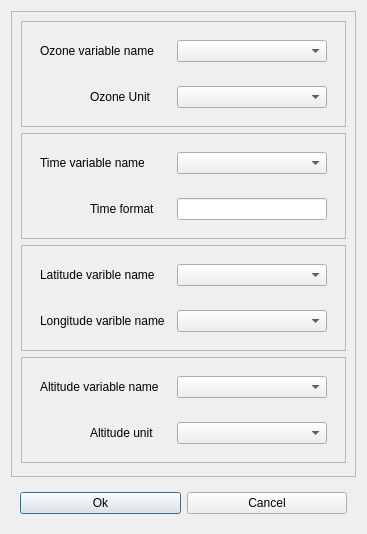
Qt form var_naming.ui (IUPBAuf/IUP-Regression-Model) before a commit.
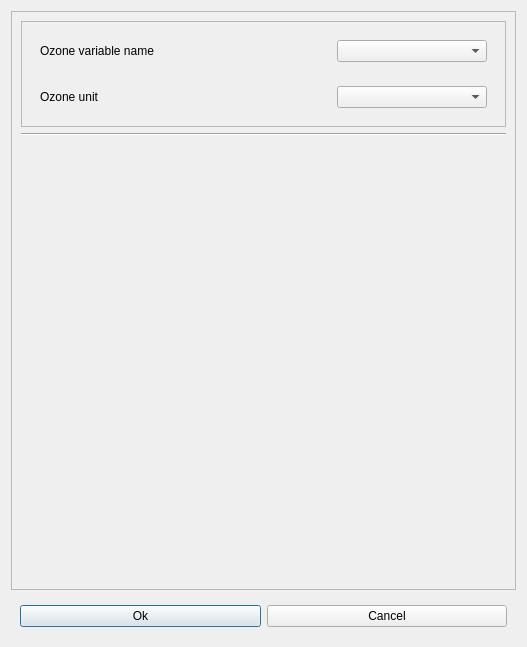
The same form after that commit.

Patch:
```diff
--- a/var_naming.ui
+++ b/var_naming.ui
@@ -6,8 +6,8 @@
    <rect>
     <x>0</x>
     <y>0</y>
-    <width>367</width>
-    <height>534</height>
+    <width>527</width>
+    <height>647</height>
    </rect>
   </property>
   <property name="windowTitle">
@@ -71,26 +71,10 @@
          <item>
           <widget class="QWidget" name="widget_7" native="true">
            <layout class="QHBoxLayout" name="horizontalLayout_7">
-            <item>
-             <spacer name="horizontalSpacer_6">
-              <property name="orientation">
-               <enum>Qt::Horizontal</enum>
-              </property>
-              <property name="sizeType">
-               <enum>QSizePolicy::Fixed</enum>
-              </property>
-              <property name="sizeHint" stdset="0">
-               <size>
-                <width>50</width>
-                <height>20</height>
-               </size>
-              </property>
-             </spacer>
-            </item>
             <item>
              <widget class="QLabel" name="label_10">
               <property name="text">
-               <string>Ozone Unit</string>
+               <string>Ozone unit</string>
               </property>
              </widget>
             </item>
@@ -124,301 +108,27 @@
        </widget>
       </item>
       <item>
-       <widget class="QFrame" name="frame_3">
-        <property name="frameShape">
-         <enum>QFrame::StyledPanel</enum>
+       <widget class="Line" name="line">
+        <property name="orientation">
+         <enum>Qt::Horizontal</enum>
         </property>
-        <property name="frameShadow">
-         <enum>QFrame::Raised</enum>
-        </property>
+       </widget>
+      </item>
+      <item>
+       <widget class="QWidget" name="variable_widget" native="true">
         <layout class="QVBoxLayout" name="verticalLayout_3">
-         <item>
-          <widget class="QWidget" name="widget_2" native="true">
-           <layout class="QHBoxLayout" name="horizontalLayout_2">
-            <item>
-             <widget class="QLabel" name="label">
-              <property name="text">
-               <string>Time variable name</string>
-              </property>
-             </widget>
-            </item>
-            <item>
-             <spacer name="horizontalSpacer">
-              <property name="orientation">
-               <enum>Qt::Horizontal</enum>
-              </property>
-              <property name="sizeType">
-               <enum>QSizePolicy::Expanding</enum>
-              </property>
-              <property name="sizeHint" stdset="0">
-               <size>
-                <width>40</width>
-                <height>20</height>
-               </size>
-              </property>
-             </spacer>
-            </item>
-            <item>
-             <widget class="QComboBox" name="time_var_combo">
-              <property name="minimumSize">
-               <size>
-                <width>150</width>
-                <height>0</height>
-               </size>
-              </property>
-             </widget>
-            </item>
-           </layout>
-          </widget>
-         </item>
-         <item>
-          <widget class="QWidget" name="widget_3" native="true">
-           <layout class="QHBoxLayout" name="horizontalLayout_3">
-            <item>
-             <spacer name="horizontalSpacer_7">
-              <property name="orientation">
-               <enum>Qt::Horizontal</enum>
-              </property>
-              <property name="sizeType">
-               <enum>QSizePolicy::Fixed</enum>
-              </property>
-              <property name="sizeHint" stdset="0">
-               <size>
-                <width>50</width>
-                <height>20</height>
-               </size>
-              </property>
-             </spacer>
-            </item>
-            <item>
-             <widget class="QLabel" name="label_2">
-              <property name="text">
-               <string>Time format</string>
-              </property>
-             </widget>
-            </item>
-            <item>
-             <spacer name="horizontalSpacer_2">
-              <property name="orientation">
-               <enum>Qt::Horizontal</enum>
-              </property>
-              <property name="sizeType">
-               <enum>QSizePolicy::Expanding</enum>
-              </property>
-              <property name="sizeHint" stdset="0">
-               <size>
-                <width>40</width>
-                <height>20</height>
-               </size>
-              </property>
-             </spacer>
-            </item>
-            <item>
-             <widget class="QLineEdit" name="time_var_format">
-              <property name="minimumSize">
-               <size>
-                <width>150</width>
-                <height>0</height>
-               </size>
-              </property>
-             </widget>
-            </item>
-           </layout>
-          </widget>
-         </item>
-        </layout>
-       </widget>
-      </item>
-      <item>
-       <widget class="QFrame" name="frame_4">
-        <property name="frameShape">
-         <enum>QFrame::StyledPanel</enum>
-        </property>
-        <property name="frameShadow">
-         <enum>QFrame::Raised</enum>
-        </property>
-        <layout class="QVBoxLayout" name="verticalLayout_5">
-         <item>
-          <widget class="QWidget" name="widget_4" native="true">
-           <layout class="QHBoxLayout" name="horizontalLayout_4">
-            <item>
-             <widget class="QLabel" name="label_3">
-              <property name="text">
-               <string>Latitude varible name</string>
-              </property>
-             </widget>
-            </item>
-            <item>
-             <spacer name="horizontalSpacer_3">
-              <property name="orientation">
-               <enum>Qt::Horizontal</enum>
-              </property>
-              <property name="sizeType">
-               <enum>QSizePolicy::Expanding</enum>
-              </property>
-              <property name="sizeHint" stdset="0">
-               <size>
-                <width>40</width>
-                <height>20</height>
-               </size>
-              </property>
-             </spacer>
-            </item>
-            <item>
-             <widget class="QComboBox" name="lat_var_combo">
-              <property name="minimumSize">
-               <size>
-                <width>150</width>
-                <height>0</height>
-               </size>
-              </property>
-             </widget>
-            </item>
-           </layout>
-          </widget>
-         </item>
-         <item>
-          <widget class="QWidget" name="widget_5" native="true">
-           <layout class="QHBoxLayout" name="horizontalLayout_5">
-            <item>
-             <widget class="QLabel" name="label_4">
-              <property name="text">
-               <string>Longitude varible name</string>
-              </property>
-             </widget>
-            </item>
-            <item>
-             <spacer name="horizontalSpacer_4">
-              <property name="orientation">
-               <enum>Qt::Horizontal</enum>
-              </property>
-              <property name="sizeType">
-               <enum>QSizePolicy::Expanding</enum>
-              </property>
-              <property name="sizeHint" stdset="0">
-               <size>
-                <width>40</width>
-                <height>20</height>
-               </size>
-              </property>
-             </spacer>
-            </item>
-            <item>
-             <widget class="QComboBox" name="lon_var_combo">
-              <property name="minimumSize">
-               <size>
-                <width>150</width>
-                <height>0</height>
-               </size>
-              </property>
-             </widget>
-            </item>
-           </layout>
-          </widget>
-         </item>
-        </layout>
-       </widget>
-      </item>
-      <item>
-       <widget class="QFrame" name="frame_5">
-        <property name="frameShape">
-         <enum>QFrame::StyledPanel</enum>
-        </property>
-        <property name="frameShadow">
-         <enum>QFrame::Raised</enum>
-        </property>
-        <layout class="QVBoxLayout" name="verticalLayout_6">
-         <item>
-          <widget class="QWidget" name="widget_6" native="true">
-           <layout class="QHBoxLayout" name="horizontalLayout_6">
-            <item>
-             <widget class="QLabel" name="label_5">
-              <property name="text">
-               <string>Altitude variable name</string>
-              </property>
-             </widget>
-            </item>
-            <item>
-             <spacer name="horizontalSpacer_5">
-              <property name="orientation">
-               <enum>Qt::Horizontal</enum>
-              </property>
-              <property name="sizeType">
-               <enum>QSizePolicy::Expanding</enum>
-              </property>
-              <property name="sizeHint" stdset="0">
-               <size>
-                <width>40</width>
-                <height>20</height>
-               </size>
-              </property>
-             </spacer>
-            </item>
-            <item>
-             <widget class="QComboBox" name="alt_var_combo">
-              <property name="minimumSize">
-               <size>
-                <width>150</width>
-                <height>0</height>
-               </size>
-              </property>
-             </widget>
-            </item>
-           </layout>
-          </widget>
-         </item>
-         <item>
-          <widget class="QWidget" name="widget_8" native="true">
-           <layout class="QHBoxLayout" name="horizontalLayout_8">
-            <item>
-             <spacer name="horizontalSpacer_8">
-              <property name="orientation">
-               <enum>Qt::Horizontal</enum>
-              </property>
-              <property name="sizeType">
-               <enum>QSizePolicy::Fixed</enum>
-              </property>
-              <property name="sizeHint" stdset="0">
-               <size>
-                <width>50</width>
-                <height>20</height>
-               </size>
-              </property>
-             </spacer>
-            </item>
-            <item>
-             <widget class="QLabel" name="label_6">
-              <property name="text">
-               <string>Altitude unit</string>
-              </property>
-             </widget>
-            </item>
-            <item>
-             <spacer name="horizontalSpacer_11">
-              <property name="orientation">
-               <enum>Qt::Horizontal</enum>
-              </property>
-              <property name="sizeHint" stdset="0">
-               <size>
-                <width>40</width>
-                <height>20</height>
-               </size>
-              </property>
-             </spacer>
-            </item>
-            <item>
-             <widget class="QComboBox" name="alt_unit_combo">
-              <property name="minimumSize">
-               <size>
-                <width>150</width>
-                <height>0</height>
-               </size>
-              </property>
-             </widget>
-            </item>
-           </layout>
-          </widget>
-         </item>
+         <property name="leftMargin">
+          <number>0</number>
+         </property>
+         <property name="topMargin">
+          <number>0</number>
+         </property>
+         <property name="rightMargin">
+          <number>0</number>
+         </property>
+         <property name="bottomMargin">
+          <number>0</number>
+         </property>
         </layout>
        </widget>
       </item>
```
